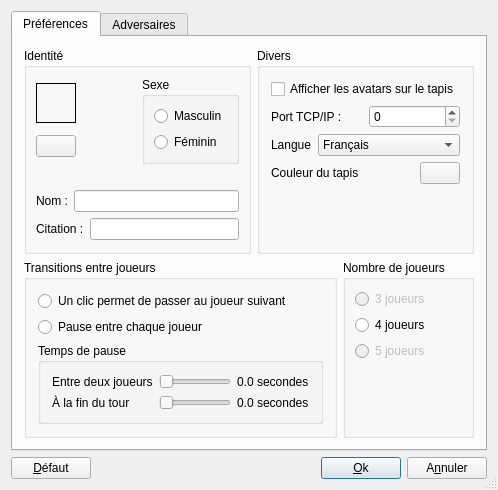
First picture: the form in src/client/OptionsUI.ui, repository arabine/icl, before the edit.
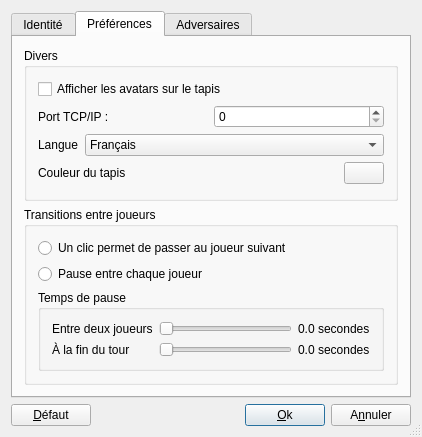
Second picture: the form after the edit. The open tabs and pages were chosen to show the change. Icons and pictures are not drawn.

The edit to the form file:
```diff
--- a/src/client/OptionsUI.ui
+++ b/src/client/OptionsUI.ui
@@ -6,8 +6,8 @@
    <rect>
     <x>0</x>
     <y>0</y>
-    <width>498</width>
-    <height>465</height>
+    <width>420</width>
+    <height>437</height>
    </rect>
   </property>
   <property name="sizePolicy">
@@ -28,9 +28,9 @@
      <property name="currentIndex">
       <number>0</number>
      </property>
-     <widget class="QWidget" name="tab">
+     <widget class="QWidget" name="tab_2">
       <attribute name="title">
-       <string>Préférences</string>
+       <string>Identité</string>
       </attribute>
       <layout class="QGridLayout" name="gridLayout_5">
        <item row="0" column="0">
@@ -38,14 +38,10 @@
          <property name="title">
           <string>Identité</string>
          </property>
-         <layout class="QGridLayout" name="_5">
-          <property name="margin">
-           <number>9</number>
-          </property>
-          <property name="spacing">
-           <number>6</number>
-          </property>
-          <item row="0" column="0" colspan="2">
+         <layout class="QGridLayout" name="gridLayout_6">
+          <item row="0" column="0">
+           <layout class="QHBoxLayout" name="horizontalLayout_4">
+            <item>
            <layout class="QHBoxLayout" name="_6">
             <property name="spacing">
              <number>6</number>
@@ -168,7 +164,7 @@
             </item>
            </layout>
           </item>
-          <item row="1" column="0">
+            <item>
            <spacer>
             <property name="orientation">
              <enum>Qt::Horizontal</enum>
@@ -181,7 +177,9 @@
             </property>
            </spacer>
           </item>
-          <item row="2" column="0" colspan="2">
+           </layout>
+          </item>
+          <item row="1" column="0">
            <layout class="QHBoxLayout" name="_10">
             <property name="spacing">
              <number>6</number>
@@ -192,7 +190,7 @@
             <item>
              <widget class="QLabel" name="TextLabel2_3_2">
               <property name="text">
-               <string>Nom :</string>
+               <string>Pseudonyme :</string>
               </property>
               <property name="alignment">
                <set>Qt::AlignLeading|Qt::AlignLeft|Qt::AlignVCenter</set>
@@ -211,7 +209,7 @@
             </item>
            </layout>
           </item>
-          <item row="3" column="0" colspan="2">
+          <item row="2" column="0">
            <layout class="QHBoxLayout" name="_11">
             <property name="spacing">
              <number>6</number>
@@ -238,7 +236,7 @@
             </item>
            </layout>
           </item>
-          <item row="4" column="1">
+          <item row="3" column="0">
            <spacer>
             <property name="orientation">
              <enum>Qt::Vertical</enum>
@@ -254,7 +252,14 @@
          </layout>
         </widget>
        </item>
-       <item row="0" column="1" colspan="2">
+      </layout>
+     </widget>
+     <widget class="QWidget" name="tab">
+      <attribute name="title">
+       <string>Préférences</string>
+      </attribute>
+      <layout class="QGridLayout" name="gridLayout_7">
+       <item row="0" column="0">
         <widget class="QGroupBox" name="groupBox_10">
          <property name="title">
           <string>Divers</string>
@@ -371,23 +376,10 @@
             </item>
            </layout>
           </item>
-          <item row="4" column="0">
-           <spacer>
-            <property name="orientation">
-             <enum>Qt::Vertical</enum>
-            </property>
-            <property name="sizeHint" stdset="0">
-             <size>
-              <width>20</width>
-              <height>40</height>
-             </size>
-            </property>
-           </spacer>
-          </item>
          </layout>
         </widget>
        </item>
-       <item row="1" column="0" colspan="2">
+       <item row="1" column="0">
         <widget class="QGroupBox" name="groupBox_8">
          <property name="title">
           <string>Transitions entre joueurs</string>
@@ -518,61 +510,6 @@
          </layout>
         </widget>
        </item>
-       <item row="1" column="2">
-        <widget class="QGroupBox" name="groupBox_9">
-         <property name="title">
-          <string>Nombre de joueurs</string>
-         </property>
-         <layout class="QVBoxLayout" name="_15">
-          <property name="spacing">
-           <number>6</number>
-          </property>
-          <property name="margin">
-           <number>9</number>
-          </property>
-          <item>
-           <widget class="QRadioButton" name="troisJoueurs">
-            <property name="enabled">
-             <bool>false</bool>
-            </property>
-            <property name="text">
-             <string>3 joueurs</string>
-            </property>
-           </widget>
-          </item>
-          <item>
-           <widget class="QRadioButton" name="quatreJoueurs">
-            <property name="text">
-             <string>4 joueurs</string>
-            </property>
-           </widget>
-          </item>
-          <item>
-           <widget class="QRadioButton" name="cinqJoueurs">
-            <property name="enabled">
-             <bool>false</bool>
-            </property>
-            <property name="text">
-             <string>5 joueurs</string>
-            </property>
-           </widget>
-          </item>
-          <item>
-           <spacer>
-            <property name="orientation">
-             <enum>Qt::Vertical</enum>
-            </property>
-            <property name="sizeHint" stdset="0">
-             <size>
-              <width>20</width>
-              <height>40</height>
-             </size>
-            </property>
-           </spacer>
-          </item>
-         </layout>
-        </widget>
-       </item>
       </layout>
      </widget>
      <widget class="QWidget" name="tab_5">
```
Left out of the diff: 3 changed lines with no effect on the pictures. Lines whose indentation alone changed are shown as unchanged.
